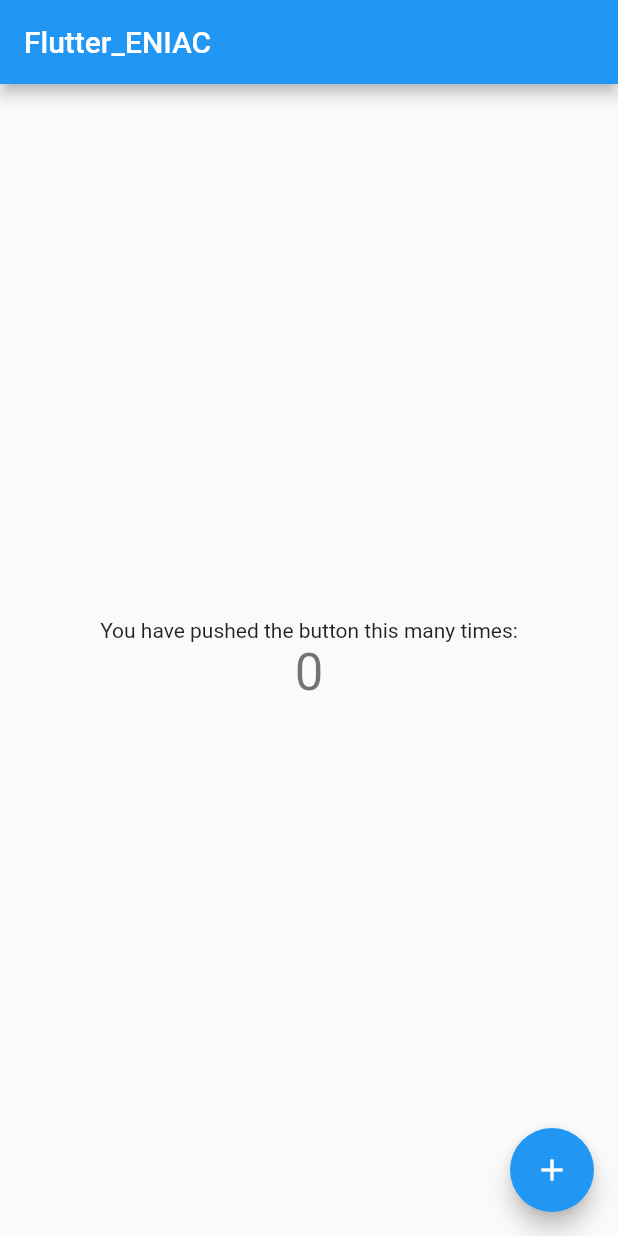
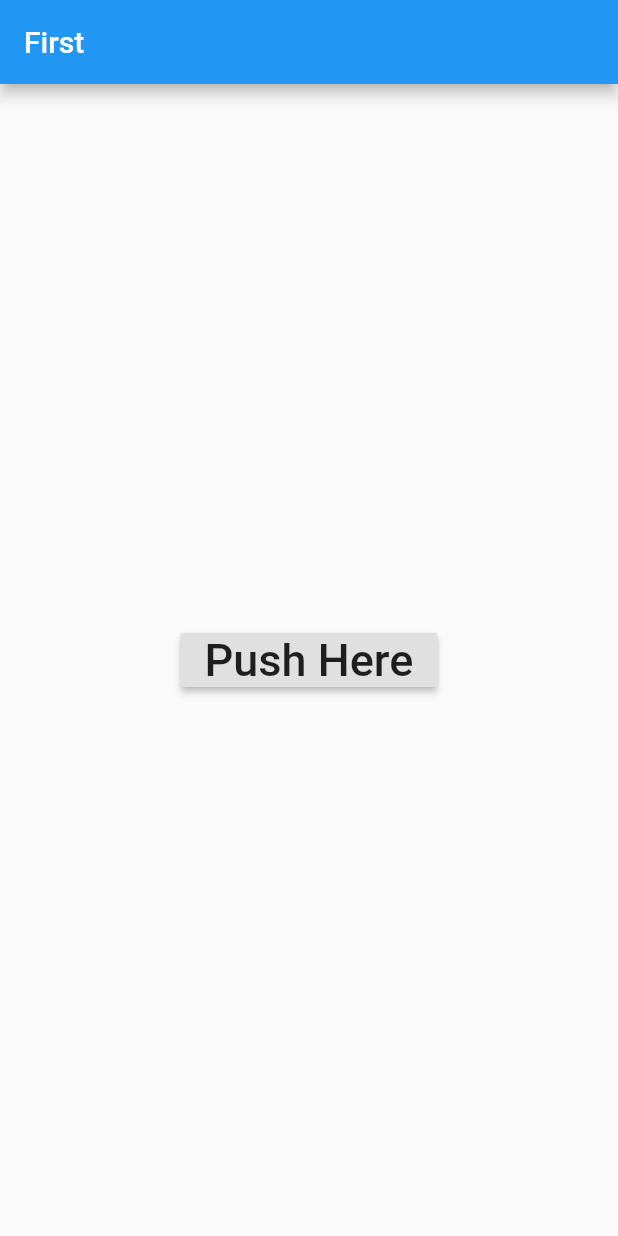
Before and after one commit to inunu1/Flutter_ENIAC, a Flutter app: the screen it shows after launch, on a phone screen of 412 x 824 dp. Run offline on Flutter 3.47's test engine with Material 2 defaults, Android fonts, the phone set to English and light mode, and no system bars.

Commit message:
Make sample button.

```diff
--- a/lib/main.dart
+++ b/lib/main.dart
@@ -1,104 +1,25 @@
 import 'package:flutter/material.dart';
 
-void main() {
-  runApp(MyApp());
-}
+void main() => runApp(MaterialApp(home: FirstRoute(),));
 
-class MyApp extends StatelessWidget {
+class FirstRoute extends StatelessWidget {
   @override
   Widget build(BuildContext context) {
-    return MaterialApp(
-      title: 'Hello Inunu1!',
-      theme: ThemeData(
-        primarySwatch: Colors.blue,
-        visualDensity: VisualDensity.adaptivePlatformDensity,
+    return Scaffold(
+      appBar: AppBar(
+        title: Text('First'),
       ),
-      home: MyHomePage(title: 'Flutter_ENIAC'),
+      body: Center(
+        child: Column(
+          mainAxisAlignment: MainAxisAlignment.center,
+          children: <Widget>[
+            RaisedButton(
+                onPressed: (){},
+              child: Text('Push Here',style: TextStyle(fontSize: 30),),
+            )
+          ],
+        ),
+      ),
     );
   }
 }
-
-class MyHomePage extends StatefulWidget {
-  const MyHomePage({Key? key, required this.title}) : super(key: key);
-
-  // This widget is the home page of your application. It is stateful, meaning
-  // that it has a State object (defined below) that contains fields that affect
-  // how it looks.
-
-  // This class is the configuration for the state. It holds the values (in this
-  // case the title) provided by the parent (in this case the App widget) and
-  // used by the build method of the State. Fields in a Widget subclass are
-  // always marked "final".
-
-  final String title;
-
-  @override
-  State<MyHomePage> createState() => _MyHomePageState();
-}
-
-class _MyHomePageState extends State<MyHomePage> {
-  int _counter = 0;
-
-  void _incrementCounter() {
-    setState(() {
-      // This call to setState tells the Flutter framework that something has
-      // changed in this State, which causes it to rerun the build method below
-      // so that the display can reflect the updated values. If we changed
-      // _counter without calling setState(), then the build method would not be
-      // called again, and so nothing would appear to happen.
-      _counter++;
-    });
-  }
-
-  @override
-  Widget build(BuildContext context) {
-    // This method is rerun every time setState is called, for instance as done
-    // by the _incrementCounter method above.
-    //
-    // The Flutter framework has been optimized to make rerunning build methods
-    // fast, so that you can just rebuild anything that needs updating rather
-    // than having to individually change instances of widgets.
-    return Scaffold(
-      appBar: AppBar(
-        // Here we take the value from the MyHomePage object that was created by
-        // the App.build method, and use it to set our appbar title.
-        title: Text(widget.title),
-      ),
-      body: Center(
-        // Center is a layout widget. It takes a single child and positions it
-        // in the middle of the parent.
-        child: Column(
-          // Column is also a layout widget. It takes a list of children and
-          // arranges them vertically. By default, it sizes itself to fit its
-          // children horizontally, and tries to be as tall as its parent.
-          //
-          // Invoke "debug painting" (press "p" in the console, choose the
-          // "Toggle Debug Paint" action from the Flutter Inspector in Android
-          // Studio, or the "Toggle Debug Paint" command in Visual Studio Code)
-          // to see the wireframe for each widget.
-          //
-          // Column has various properties to control how it sizes itself and
-          // how it positions its children. Here we use mainAxisAlignment to
-          // center the children vertically; the main axis here is the vertical
-          // axis because Columns are vertical (the cross axis would be
-          // horizontal).
-          mainAxisAlignment: MainAxisAlignment.center,
-          children: <Widget>[
-            const Text(
-              'You have pushed the button this many times:',
-            ),
-            Text(
-              '$_counter',
-              style: Theme.of(context).textTheme.headline4,
-            ),
-          ],
-        ),
-      ),
-      floatingActionButton: FloatingActionButton(
-        onPressed: _incrementCounter,
-        tooltip: 'Increment',
-        child: const Icon(Icons.add),
-      ), // This trailing comma makes auto-formatting nicer for build methods.
-    );
-  }
-}
```
Also changed, not shown: 1 other file.
